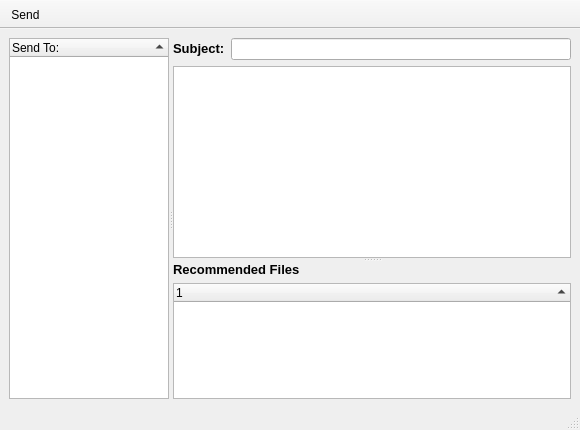
The window that retroshare-gui/src/gui/msgs/ChanMsgDialog.ui (RetroShare/RetroShare) describes before a commit, drawn with Qt 5.
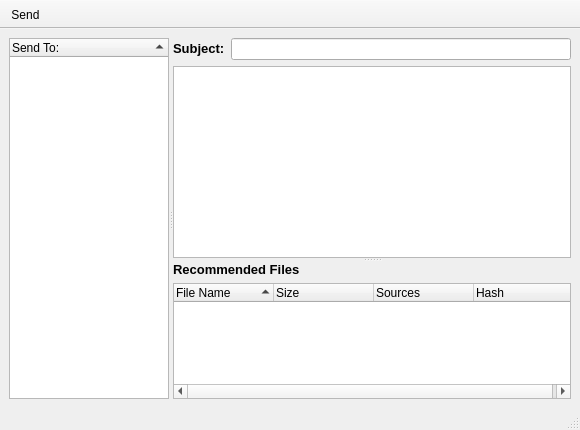
The same window after the commit. Icons and pictures are not drawn.

Commit message: -added systray menu function for can start SMPlayer . -added for MessagesDialog/ New Message Dialog needed items for File Name,Size, Sources if correct?, Hash -added resizesection/resizemode to see the complete Message Timestamp/Date item for MessagesDialog. -added WidgetInformation function for MessengerWindow/New Message Dialog to save the Widget Position and Size.

Diff of the .ui file:
```diff
--- a/retroshare-gui/src/gui/msgs/ChanMsgDialog.ui
+++ b/retroshare-gui/src/gui/msgs/ChanMsgDialog.ui
@@ -165,7 +165,22 @@
            </property>
            <column>
             <property name="text" >
-             <string>1</string>
+             <string>File Name</string>
+            </property>
+           </column>
+           <column>
+            <property name="text" >
+             <string>Size</string>
+            </property>
+           </column>
+           <column>
+            <property name="text" >
+             <string>Sources</string>
+            </property>
+           </column>
+           <column>
+            <property name="text" >
+             <string>Hash</string>
             </property>
            </column>
           </widget>
```
The commit also changes 8 other files.
